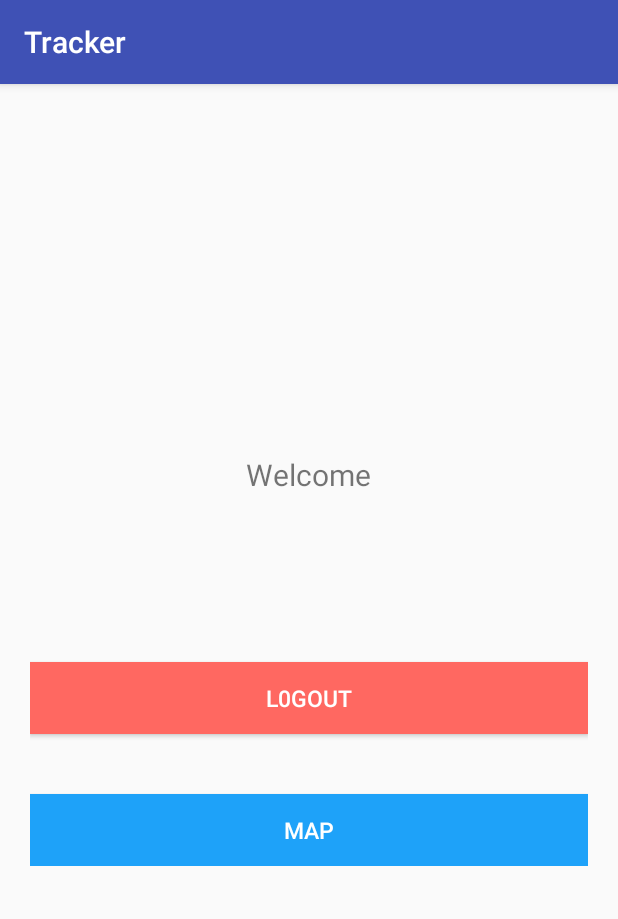
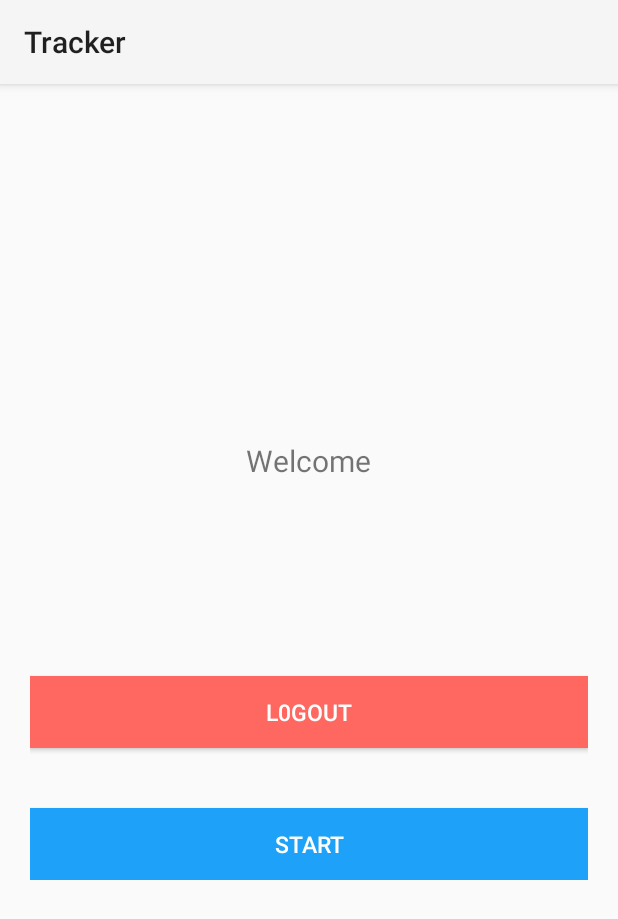
Before and after one commit to a13x95/Tracker, an Android app: the MainActivity screen opened directly, with no data from a screen before it, on a phone screen of 412 x 824 dp. Shown: the top 919 px of the screen. Run offline under Robolectric (Android 15) with nearby library versions, the phone set to English and light mode, and no system bars; 1 statement that could not run was skipped.

```diff
--- a/Files/app/src/main/AndroidManifest.xml
+++ b/Files/app/src/main/AndroidManifest.xml
@@ -21,7 +21,8 @@
             android:name=".activity.LoginActivity"
             android:label="@string/app_name"
             android:launchMode="singleTop"
-            android:windowSoftInputMode="adjustPan">
+            android:windowSoftInputMode="adjustPan"
+            android:theme="@style/LoginStyle">
             <intent-filter>
                 <action android:name="android.intent.action.MAIN" />
 
@@ -32,7 +33,8 @@
             android:name=".activity.RegisterActivity"
             android:label="@string/app_name"
             android:launchMode="singleTop"
-            android:windowSoftInputMode="adjustPan" />
+            android:windowSoftInputMode="adjustPan"
+            android:theme="@style/RegisterStyle" />
         <activity
             android:name=".MainActivity"
             android:label="@string/app_name"
--- a/Files/app/src/main/java/com/licenta/tracker/MainActivity.java
+++ b/Files/app/src/main/java/com/licenta/tracker/MainActivity.java
@@ -16,10 +16,11 @@ import java.util.HashMap;
 
 public class MainActivity extends AppCompatActivity {
 
+    private TextView txtID;
     private TextView txtName;
     private TextView txtEmail;
     private Button btnLogout;
-    private Button btnMap;
+    private Button btnStartActivity;
 
     private SQLiteHandler db;
     private SessionManager session;
@@ -29,10 +30,11 @@ public class MainActivity extends AppCompatActivity {
         super.onCreate(savedInstanceState);
         setContentView(R.layout.activity_main);
 
+        txtID = (TextView) findViewById(R.id.user_id);
         txtName = (TextView) findViewById(R.id.name);
         txtEmail = (TextView) findViewById(R.id.email);
         btnLogout = (Button) findViewById(R.id.btnLogout);
-        btnMap = (Button) findViewById(R.id.btnMap);
+        btnStartActivity = (Button) findViewById(R.id.btnStartActivity);
 
         //SQLite database handler
 
@@ -47,10 +49,12 @@ public class MainActivity extends AppCompatActivity {
 
         //Fetching user details from SQLite
         HashMap<String, String> user = db.getUserDetails();
+        String userID = user.get("uid");
         String name = user.get("name");
         String email = user.get("email");
 
         //Displaying the user details on the screen
+        txtID.setText(userID);
         txtName.setText(name);
         txtEmail.setText(email);
 
@@ -61,10 +65,10 @@ public class MainActivity extends AppCompatActivity {
                 logoutUser();
             }
         });
-        btnMap.setOnClickListener(new View.OnClickListener() {
+        btnStartActivity.setOnClickListener(new View.OnClickListener() {
             @Override
             public void onClick(View v) {
-                goToMap();
+                startTracking();
             }
         });
     }
@@ -82,7 +86,7 @@ public class MainActivity extends AppCompatActivity {
         finish();
     }
 
-    private void goToMap(){
+    private void startTracking(){
         //Lunch the OSM_Map activity
         Intent intent = new Intent(MainActivity.this, OSM_MapActivity.class);
         startActivity(intent);
--- a/Files/app/src/main/java/com/licenta/tracker/app/AppConfig.java
+++ b/Files/app/src/main/java/com/licenta/tracker/app/AppConfig.java
@@ -3,8 +3,8 @@ package com.licenta.tracker.app;
 public class AppConfig {
 
     // Server user login url
-    public static String URL_LOGIN = "http://0bcd320b.ngrok.io/Tracker/login.php";
+    public static String URL_LOGIN = "http://c4863966.ngrok.io/Tracker/login.php";
 
     // Server user register url
-    public static String URL_REGISTER = "http://0bcd320b.ngrok.io/Tracker/register.php";
+    public static String URL_REGISTER = "http://c4863966.ngrok.io/Tracker/register.php";
 }
--- a/Files/app/src/main/java/com/licenta/tracker/helper/SQLiteHandler.java
+++ b/Files/app/src/main/java/com/licenta/tracker/helper/SQLiteHandler.java
@@ -68,7 +68,7 @@ public class SQLiteHandler extends SQLiteOpenHelper {
         ContentValues values = new ContentValues();
         values.put(KEY_NAME, name); // Name
         values.put(KEY_EMAIL, email); // Email
-        values.put(KEY_UID, uid); // Email
+        values.put(KEY_UID, uid); // user id
         values.put(KEY_CREATED_AT, created_at); // Created At
 
         // Inserting Row
--- a/Files/app/src/main/res/layout/activity_main.xml
+++ b/Files/app/src/main/res/layout/activity_main.xml
@@ -32,6 +32,12 @@
             android:layout_height="wrap_content"
             android:textSize="13dp" />
 
+        <TextView
+            android:id="@+id/user_id"
+            android:layout_width="wrap_content"
+            android:layout_height="wrap_content"
+            android:textSize="13dp" />
+
         <Button
             android:id="@+id/btnLogout"
             android:layout_width="fill_parent"
@@ -44,11 +50,11 @@
             android:textSize="15dp" />
 
         <Button
-            android:id="@+id/btnMap"
+            android:id="@+id/btnStartActivity"
             android:layout_width="fill_parent"
             android:layout_height="wrap_content"
             android:layout_marginTop="40dip"
-            android:background="@color/btn_map_bg"
+            android:background="@color/btn_start_activity_bg"
             android:text="@string/btn_map"
             android:textAllCaps="false"
             android:textColor="@color/white"
--- a/Files/app/src/main/res/values/colors.xml
+++ b/Files/app/src/main/res/values/colors.xml
@@ -18,5 +18,5 @@
     <color name="btn_login_bg">#eceef1</color>
     <color name="lbl_name">#333333</color>
     <color name="btn_logut_bg">#ff6861</color>
-    <color name="btn_map_bg">#1ea2f9</color>
+    <color name="btn_start_activity_bg">#1ea2f9</color>
 </resources>
--- a/Files/app/src/main/res/values/strings.xml
+++ b/Files/app/src/main/res/values/strings.xml
@@ -9,7 +9,6 @@
     <string name="btn_link_login">Already registered! Login.</string>
     <string name="welcome">Welcome</string>
     <string name="btn_logout">L0GOUT</string>
-    <string name="btn_map">MAP</string>
+    <string name="btn_map">START</string>
     <string name="name">Fullname</string>
-
 </resources>
--- a/Files/app/src/main/res/values/styles.xml
+++ b/Files/app/src/main/res/values/styles.xml
@@ -1,11 +1,21 @@
 <resources>
 
     <!-- Base application theme. -->
-    <style name="AppTheme" parent="Theme.AppCompat.Light.DarkActionBar">
-        <!-- Customize your theme here. -->
-        <item name="colorPrimary">@color/colorPrimary</item>
+    <style name="AppTheme" parent="Theme.AppCompat.Light">
+        <!-- Customize your theme here.
+        <item name="colorPrimary">@color/white</item>
         <item name="colorPrimaryDark">@color/colorPrimaryDark</item>
-        <item name="colorAccent">@color/colorAccent</item>
+        <item name="colorAccent">@color/colorAccent</item>-->
+    </style>
+
+    <style name="LoginStyle" parent="Theme.AppCompat.Light.DarkActionBar">
+        <item name="android:textColorPrimary">@color/white</item>
+        <item name="colorPrimary">@color/colorPrimaryDark</item>
+    </style>
+
+    <style name="RegisterStyle" parent="Theme.AppCompat.Light.DarkActionBar">
+        <item name="android:textColorPrimary">@color/white</item>
+        <item name="colorPrimary">@color/bg_register</item>
     </style>
 
 </resources>
```
Also changed, not shown: Files/app/src/main/java/com/licenta/tracker/activity/OSM_MapActivity.java (+99 -8 lines), Files/app/src/main/java/com/licenta/tracker/helper/LocationServiceHandler.java (+9 -1 lines), 1 other file.
